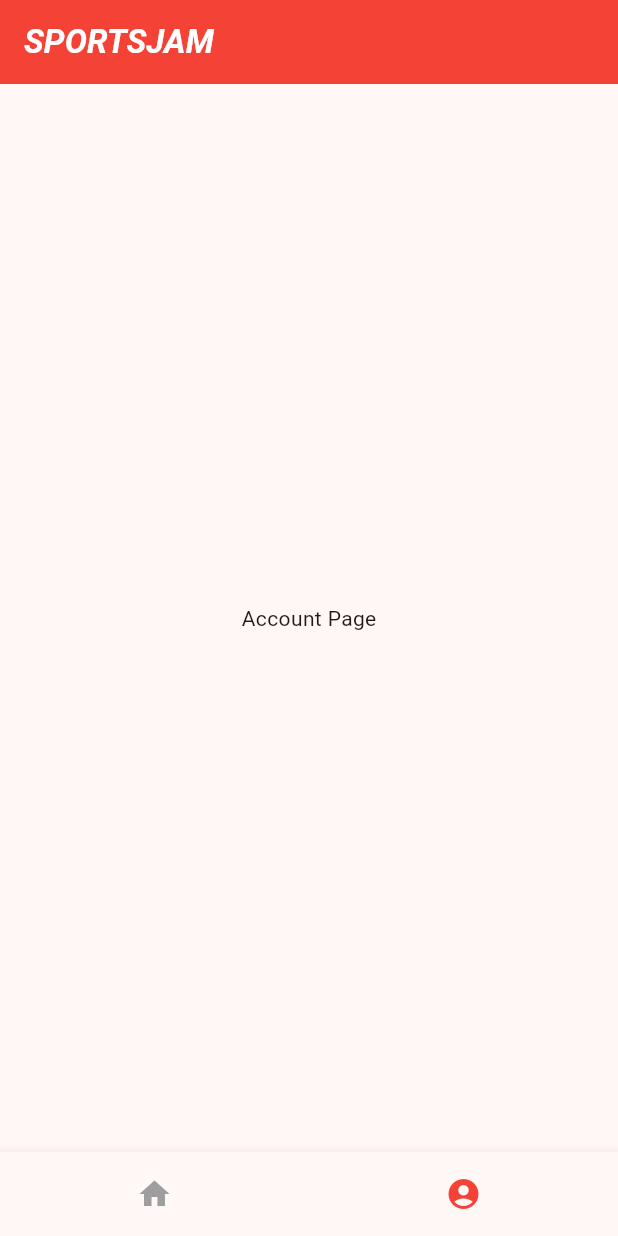
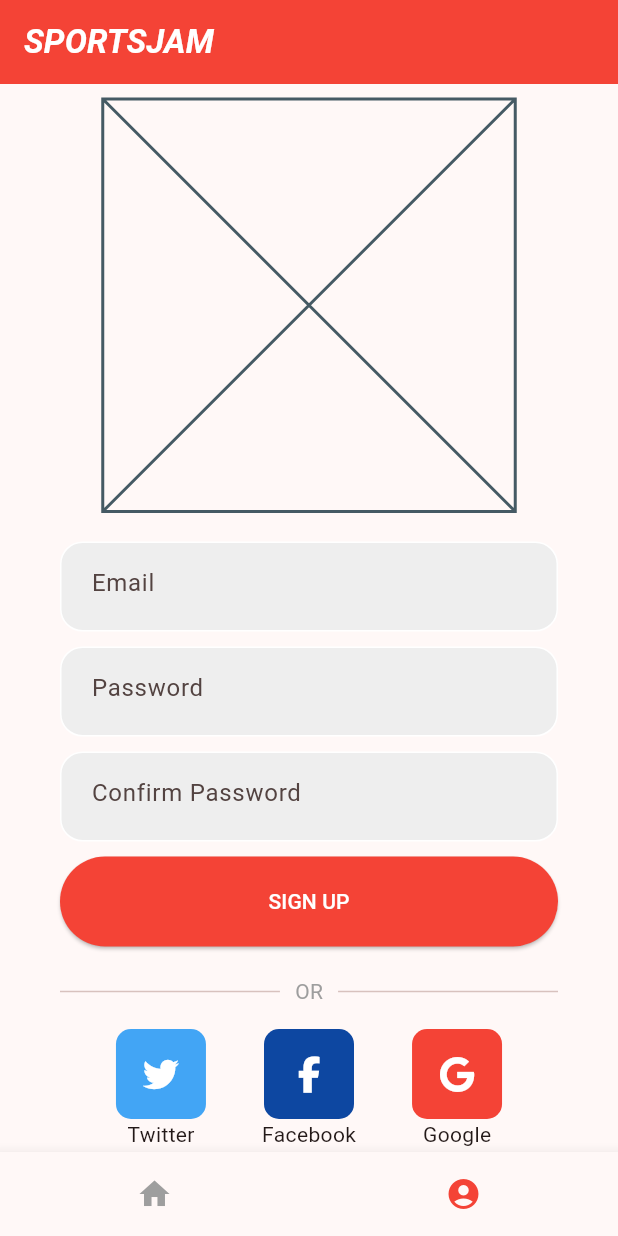
Before and after one commit to jpadilla3/SPORTSJAM1, a Flutter app: the screen it shows after launch, item 2 of the bottom bar chosen, on a phone screen of 412 x 824 dp. Run offline on Flutter 3.47's test engine with Material 2 defaults, Android fonts, the light colour scheme and no system bars; our stand-ins replace font_awesome_flutter.

Commit message:
account page

```diff
--- a/lib/components/appbar.dart
+++ b/lib/components/appbar.dart
@@ -2,6 +2,7 @@ import 'package:flutter/material.dart';
 
 Widget appbar() {
   return AppBar(
+    leading: null,
     backgroundColor: Colors.red,
     title: const Text(
       'SPORTSJAM',
--- /dev/null
+++ b/lib/components/buttons.dart
@@ -0,0 +1,84 @@
+import 'package:flutter/material.dart';
+import 'package:font_awesome_flutter/font_awesome_flutter.dart';
+
+Widget signUpButton(context) {
+  return SizedBox(
+    height: 60,
+    child: ElevatedButton(
+        style: ElevatedButton.styleFrom(
+            backgroundColor: Colors.red, foregroundColor: Colors.white),
+        onPressed: () {},
+        child: const Text(
+          'SIGN UP',
+        )),
+  );
+}
+
+Widget googleButton() {
+  return GestureDetector(
+    onTap: () {},
+    child: Column(
+      children: [
+        Container(
+            alignment: Alignment.center,
+            width: 60,
+            height: 60,
+            decoration: const BoxDecoration(
+              color: Colors.red,
+              borderRadius: BorderRadius.all(Radius.circular(10)),
+            ),
+            child: const FaIcon(
+              FontAwesomeIcons.google,
+              color: Colors.white,
+            )),
+        const Text('Google')
+      ],
+    ),
+  );
+}
+
+Widget facebookButton() {
+  return GestureDetector(
+    onTap: () {},
+    child: Column(
+      children: [
+        Container(
+            alignment: Alignment.center,
+            width: 60,
+            height: 60,
+            decoration: BoxDecoration(
+              color: Colors.blue[900],
+              borderRadius: const BorderRadius.all(Radius.circular(10)),
+            ),
+            child: const FaIcon(
+              FontAwesomeIcons.facebookF,
+              color: Colors.white,
+            )),
+        const Text('Facebook')
+      ],
+    ),
+  );
+}
+
+Widget twitterButton() {
+  return GestureDetector(
+    onTap: () {},
+    child: Column(
+      children: [
+        Container(
+            alignment: Alignment.center,
+            width: 60,
+            height: 60,
+            decoration: BoxDecoration(
+              color: Colors.blue[400],
+              borderRadius: const BorderRadius.all(Radius.circular(10)),
+            ),
+            child: FaIcon(
+              FontAwesomeIcons.twitter,
+              color: Colors.white,
+            )),
+        const Text('Twitter')
+      ],
+    ),
+  );
+}
--- /dev/null
+++ b/lib/components/text_field.dart
@@ -0,0 +1,33 @@
+import 'package:flutter/material.dart';
+
+class MyTextField extends StatelessWidget {
+  final dynamic controller;
+  final String hintText;
+  final bool obscureText;
+  const MyTextField(
+      {super.key,
+      required this.controller,
+      required this.hintText,
+      required this.obscureText});
+
+  @override
+  Widget build(BuildContext context) {
+    return Container(
+      decoration: BoxDecoration(
+          color: Colors.grey[200],
+          border: Border.all(color: Colors.white),
+          borderRadius: BorderRadius.circular(15)),
+      child: Padding(
+        padding: const EdgeInsets.only(left: 20, top: 3),
+        child: TextField(
+          controller: controller,
+          obscureText: obscureText,
+          decoration: InputDecoration(
+            border: InputBorder.none,
+            hintText: hintText,
+          ),
+        ),
+      ),
+    );
+  }
+}
--- a/lib/main screens/account.dart
+++ b/lib/main screens/account.dart
@@ -1,6 +1,8 @@
 import 'package:flutter/material.dart';
 
 import '../components/appbar.dart';
+import '../components/buttons.dart';
+import '../components/text_field.dart';
 
 class AccountPage extends StatefulWidget {
   const AccountPage({super.key});
@@ -10,14 +12,114 @@ class AccountPage extends StatefulWidget {
 }
 
 class _AccountPageState extends State<AccountPage> {
+  final email = TextEditingController();
+  final password = TextEditingController();
+  final confirmPassword = TextEditingController();
   @override
   Widget build(BuildContext context) {
-    return Scaffold(
-      appBar: PreferredSize(
-          preferredSize: const Size.fromHeight(kToolbarHeight),
-          child: appbar()),
-      body: const Center(
-        child: Text('Account Page'),
+    return GestureDetector(
+      onTap: () {
+        FocusScopeNode currentFocus = FocusScope.of(context);
+
+        if (!currentFocus.hasPrimaryFocus) {
+          currentFocus.unfocus();
+        }
+      },
+      child: Scaffold(
+        appBar: PreferredSize(
+            preferredSize: const Size.fromHeight(kToolbarHeight),
+            child: appbar()),
+        body: Padding(
+          padding: const EdgeInsets.only(left: 40, right: 40, top: 10),
+          child: SingleChildScrollView(
+            child: Column(
+              mainAxisAlignment: MainAxisAlignment.center,
+              crossAxisAlignment: CrossAxisAlignment.stretch,
+              children: [
+                const Row(
+                  mainAxisAlignment: MainAxisAlignment.center,
+                  children: [
+                    Padding(
+                      padding: EdgeInsets.only(bottom: 20.0),
+                      child: Placeholder(
+                        fallbackHeight: 275,
+                        fallbackWidth: 275,
+                      ),
+                    ),
+                  ],
+                ),
+
+                //email box
+                SizedBox(
+                  height: 60,
+                  child: MyTextField(
+                      controller: email, hintText: 'Email', obscureText: false),
+                ),
+                const SizedBox(
+                  height: 10,
+                ),
+                //password box
+                SizedBox(
+                  height: 60,
+                  child: MyTextField(
+                      controller: password,
+                      hintText: 'Password',
+                      obscureText: true),
+                ),
+                const SizedBox(
+                  height: 10,
+                ),
+                //confirm password
+                SizedBox(
+                  height: 60,
+                  child: MyTextField(
+                      controller: confirmPassword,
+                      hintText: 'Confirm Password',
+                      obscureText: true),
+                ),
+                const SizedBox(
+                  height: 10,
+                ),
+
+                //sign in button
+                signUpButton(context),
+
+                const SizedBox(
+                  height: 20,
+                ),
+
+                //divider
+                const Row(
+                  children: [
+                    Expanded(
+                        child: Divider(
+                      endIndent: 10,
+                    )),
+                    Text(
+                      'OR',
+                      style: TextStyle(color: Colors.grey),
+                    ),
+                    Expanded(
+                        child: Divider(
+                      indent: 10,
+                    ))
+                  ],
+                ),
+                Padding(
+                  padding: const EdgeInsets.only(top: 15),
+                  child: Row(
+                    mainAxisAlignment: MainAxisAlignment.spaceEvenly,
+                    children: [
+                      twitterButton(),
+                      facebookButton(),
+                      googleButton()
+                    ],
+                  ),
+                )
+              ],
+            ),
+          ),
+        ),
       ),
     );
   }
```
